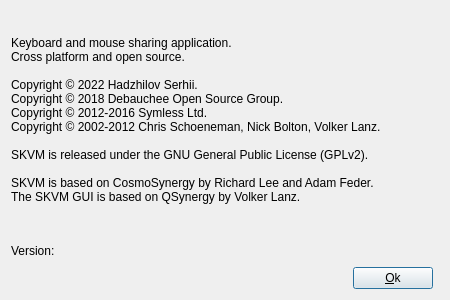
The window that src/gui/src/AboutDialogBase.ui (SergeyGadzhilov/SKVM) describes before a commit, drawn with Qt 5.
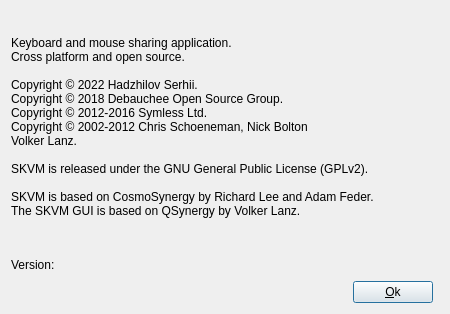
The same window after the commit. Icons and pictures are not drawn.

Commit message: Remove unnecessary points setting

```diff
--- a/src/gui/src/AboutDialogBase.ui
+++ b/src/gui/src/AboutDialogBase.ui
@@ -13,7 +13,7 @@
     <x>0</x>
     <y>0</y>
     <width>450</width>
-    <height>300</height>
+    <height>314</height>
    </rect>
   </property>
   <property name="sizePolicy">
@@ -31,7 +31,7 @@
   <property name="maximumSize">
    <size>
     <width>450</width>
-    <height>300</height>
+    <height>400</height>
    </size>
   </property>
   <property name="windowTitle">
@@ -56,7 +56,7 @@
 Copyright © 2022 Hadzhilov Serhii.&lt;br /&gt;
 Copyright © 2018 Debauchee Open Source Group.&lt;br /&gt;
 Copyright © 2012-2016 Symless Ltd.&lt;br /&gt;
-Copyright © 2002-2012 Chris Schoeneman, Nick Bolton, Volker Lanz.&lt;br /&gt;&lt;br /&gt;
+Copyright © 2002-2012 Chris Schoeneman, Nick Bolton&lt;br&gt; Volker Lanz.&lt;br /&gt;&lt;br /&gt;
 SKVM is released under the GNU General Public License (GPLv2).&lt;br /&gt;&lt;br /&gt;
 SKVM is based on CosmoSynergy by Richard Lee and Adam Feder.&lt;br /&gt;
 The SKVM GUI is based on QSynergy by Volker Lanz.
```
The commit also changes 1 other file.
